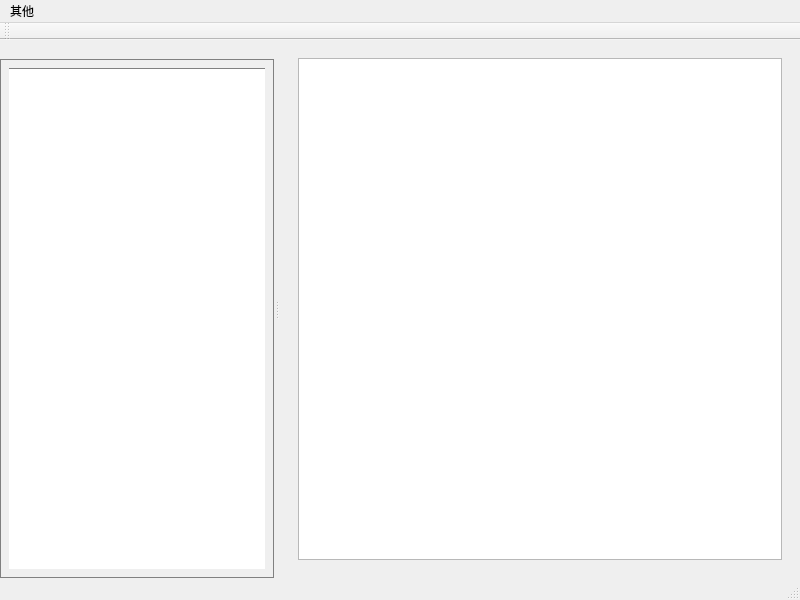
Old version of the form groupmainwindow.ui in the repository LUYONGDING/SMS.
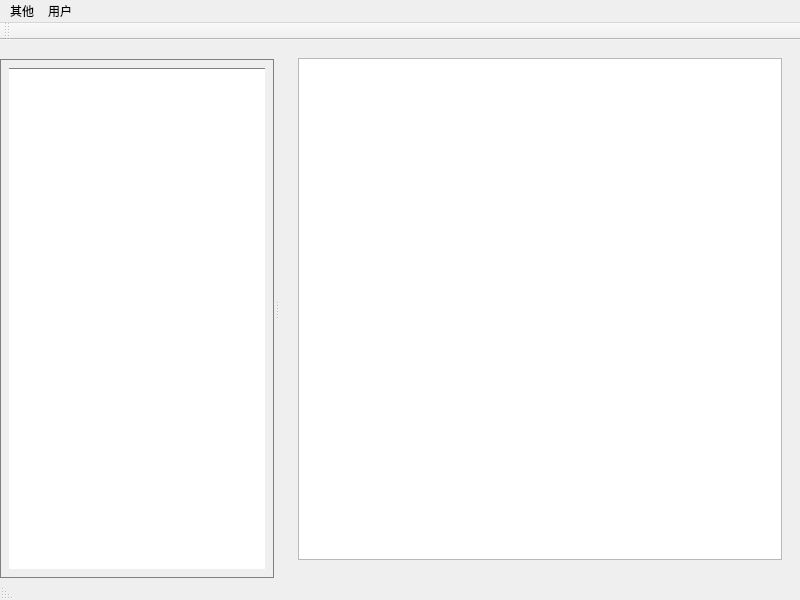
New version of the form.

Diff of the .ui file:
```diff
--- a/groupmainwindow.ui
+++ b/groupmainwindow.ui
@@ -40,10 +40,23 @@
      <string>其他</string>
     </property>
     <addaction name="actionabout"/>
+    <addaction name="actionaboutQt"/>
+   </widget>
+   <widget class="QMenu" name="menu_2">
+    <property name="title">
+     <string>用户</string>
+    </property>
+    <addaction name="actionuserInfo"/>
+    <addaction name="actionloginOut"/>
    </widget>
    <addaction name="menu"/>
+   <addaction name="menu_2"/>
   </widget>
-  <widget class="QStatusBar" name="statusbar"/>
+  <widget class="QStatusBar" name="statusbar">
+   <property name="layoutDirection">
+    <enum>Qt::RightToLeft</enum>
+   </property>
+  </widget>
   <widget class="QToolBar" name="toolBar">
    <property name="windowTitle">
     <string>toolBar</string>
```
Left out of the diff: 15 changed lines with no effect on the pictures.
